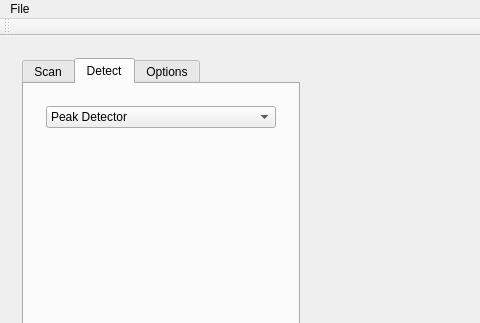
Old version of the form mainwindow.ui in the repository Pacmanfan/SpectralRF; both pictures show x 0 to 480 and y 0 to 323 of the 1152 by 670 pixel window.
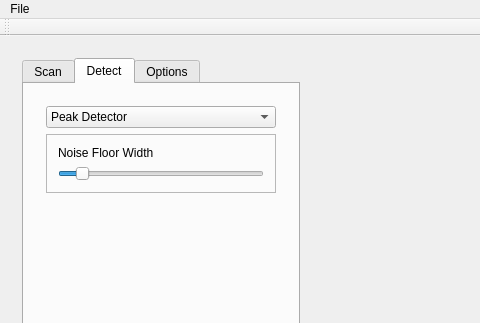
New version of the form. The open tabs and pages were chosen to show the change. Custom widgets are drawn as their Qt base class.

Commit message: Calculation and display of average noise floor in anticipation of peak and parameter detection

Diff of the .ui file:
```diff
--- a/mainwindow.ui
+++ b/mainwindow.ui
@@ -482,6 +482,56 @@
                 </item>
                </widget>
               </item>
+              <item>
+               <widget class="QFrame" name="frmAveraging_2">
+                <property name="frameShape">
+                 <enum>QFrame::StyledPanel</enum>
+                </property>
+                <property name="frameShadow">
+                 <enum>QFrame::Raised</enum>
+                </property>
+                <layout class="QVBoxLayout" name="verticalLayout_15">
+                 <item>
+                  <widget class="QLabel" name="lblNoiseFloorWidth">
+                   <property name="text">
+                    <string>Noise Floor Width</string>
+                   </property>
+                  </widget>
+                 </item>
+                 <item>
+                  <widget class="QSlider" name="sldNoiseFloorWidth">
+                   <property name="styleSheet">
+                    <string notr="true"/>
+                   </property>
+                   <property name="minimum">
+                    <number>1</number>
+                   </property>
+                   <property name="maximum">
+                    <number>100</number>
+                   </property>
+                   <property name="singleStep">
+                    <number>1</number>
+                   </property>
+                   <property name="pageStep">
+                    <number>5</number>
+                   </property>
+                   <property name="value">
+                    <number>10</number>
+                   </property>
+                   <property name="orientation">
+                    <enum>Qt::Horizontal</enum>
+                   </property>
+                   <property name="tickPosition">
+                    <enum>QSlider::NoTicks</enum>
+                   </property>
+                   <property name="tickInterval">
+                    <number>2</number>
+                   </property>
+                  </widget>
+                 </item>
+                </layout>
+               </widget>
+              </item>
               <item>
                <spacer name="verticalSpacer_4">
                 <property name="orientation">
```
Left out of the diff: 2 changed lines with no effect on the pictures. The commit also changes 10 other files.
